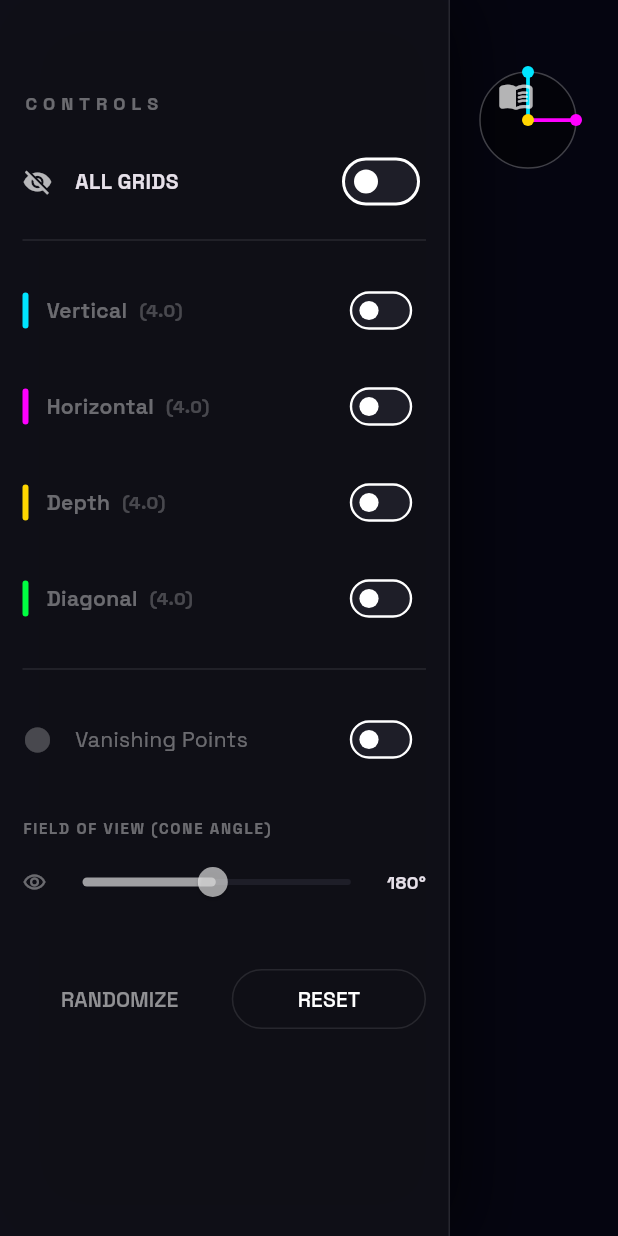
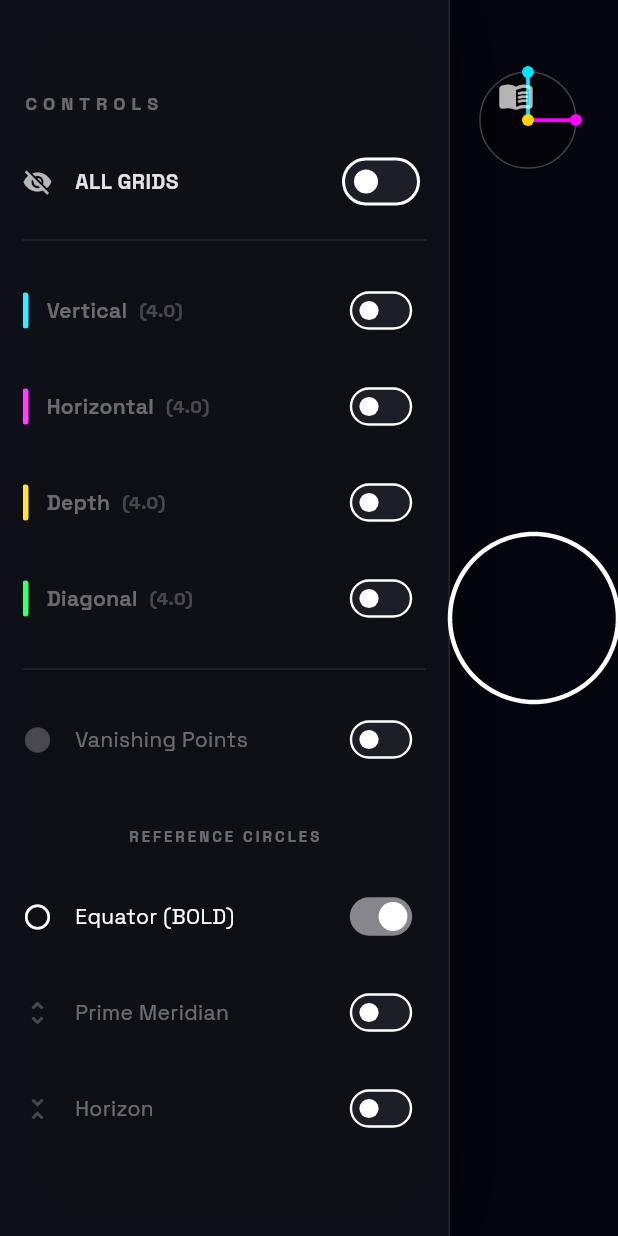
Before and after one commit to omnipolarize-del/project, a Flutter app: the screen it shows after launch, after a tap on "ALL GRIDS", on a phone screen of 412 x 824 dp. Run offline on Flutter 3.47's test engine with Material 3 defaults, Android fonts, the phone set to English and light mode, and no system bars; our stand-ins replace google_fonts.

Commit message:
Fix: compilation errors in _drawGreatCircle and update basis passing

```diff
--- a/lib/main.dart
+++ b/lib/main.dart
@@ -60,6 +60,10 @@ class _CurviGridHomePageState extends State<CurviGridHomePage> {
   double densityH = 4.0;
   double densityD = 4.0;
   double densityDiag = 4.0;
+
+  bool showEquator = true;
+  bool showMeridian = false;
+  bool showHorizon = false;
 
   // Cache object that pre-generates and holds the raw 3D lines
   late GridGeometryLayer layerManager;
@@ -131,7 +135,7 @@ class _CurviGridHomePageState extends State<CurviGridHomePage> {
                         }
                         // Pinch to zoom (FOV manipulation)
                         else {
-                          fov = (_baseFov / details.scale).clamp(60.0, 180.0);
+                          fov = (_baseFov / details.scale).clamp(10.0, 360.0);
                         }
                       });
                     },
@@ -150,6 +154,9 @@ class _CurviGridHomePageState extends State<CurviGridHomePage> {
                         yaw: yaw,
                         pitch: pitch,
                         fov: fov,
+                        showEquator: showEquator,
+                        showMeridian: showMeridian,
+                        showHorizon: showHorizon,
                       ),
                       child: Container(),
                     ),
@@ -218,13 +225,21 @@ class _CurviGridHomePageState extends State<CurviGridHomePage> {
               physics: const BouncingScrollPhysics(),
               child: Column(
                 children: [
-                  _buildFamilyControl('Vertical', const Color(0xFF00E5FF), showV, densityV, (v) => showV = v, (v) => densityV = v),
-                  _buildFamilyControl('Horizontal', const Color(0xFFFF00FF), showH, densityH, (v) => showH = v, (v) => densityH = v),
-                  _buildFamilyControl('Depth', const Color(0xFFFFD600), showD, densityD, (v) => showD = v, (v) => densityD = v),
-                  _buildFamilyControl('Diagonal', const Color(0xFF00FF41), showDiag, densityDiag, (v) => showDiag = v, (v) => densityDiag = v),
+                  _buildFamilyControl('Vertical', const Color(0xFF40E9FF), showV, densityV, (v) => setState(() => showV = v), (v) => densityV = v),
+                  _buildFamilyControl('Horizontal', const Color(0xFFFF40FF), showH, densityH, (v) => setState(() => showH = v), (v) => densityH = v),
+                  _buildFamilyControl('Depth', const Color(0xFFFFE040), showD, densityD, (v) => setState(() => showD = v), (v) => densityD = v),
+                  _buildFamilyControl('Diagonal', const Color(0xFF40FF70), showDiag, densityDiag, (v) => setState(() => showDiag = v), (v) => densityDiag = v),
                   const Divider(color: Colors.white10, height: 30),
-                  _buildToggleRow('Vanishing Points', Icons.lens, Colors.white, showP, (v) => setState(() => showP = v)),
-                  const SizedBox(height: 20),
+                  _buildToggleRow('Vanishing Points', Icons.lens, Colors.white70, showP, (v) => setState(() => showP = v)),
+
+                  const SizedBox(height: 25),
+                  const Text('REFERENCE CIRCLES', style: TextStyle(letterSpacing: 2, fontSize: 10, color: Colors.white38, fontWeight: FontWeight.bold)),
+                  const SizedBox(height: 15),
+                  _buildToggleRow('Equator (BOLD)', Icons.circle_outlined, Colors.white, showEquator, (v) => setState(() => showEquator = v)),
+                  _buildToggleRow('Prime Meridian', Icons.unfold_more, Colors.white70, showMeridian, (v) => setState(() => showMeridian = v)),
+                  _buildToggleRow('Horizon', Icons.unfold_less, Colors.white70, showHorizon, (v) => setState(() => showHorizon = v)),
+
+                  const SizedBox(height: 30),
                   _buildFOVControl(),
                   const SizedBox(height: 30),
                   _buildActionButtons(),
@@ -625,6 +640,7 @@ class CurvilinearPainter extends CustomPainter {
   final List<Float32List> linesV, linesH, linesD, linesDiag;
   final bool showV, showH, showD, showDiag, showP;
   final double yaw, pitch, fov;
+  final bool showEquator, showMeridian, showHorizon;
 
   CurvilinearPainter({
     required this.linesV,
@@ -639,6 +655,9 @@ class CurvilinearPainter extends CustomPainter {
     required this.yaw,
     required this.pitch,
     required this.fov,
+    required this.showEquator,
+    required this.showMeridian,
+    required this.showHorizon,
   });
 
   @override
@@ -663,23 +682,89 @@ class CurvilinearPainter extends CustomPainter {
     // Map Max Theta boundaries (hemispherical limits inside the view frustum)
     double maxTheta = (fov / 2.0) * (math.pi / 180.0);
 
-    if (showV) _drawFamily(canvas, linesV, const Color(0xFF00E5FF), center, radius, maxTheta, vDir, right, trueUp);
-    if (showH) _drawFamily(canvas, linesH, const Color(0xFFFF00FF), center, radius, maxTheta, vDir, right, trueUp);
-    if (showD) _drawFamily(canvas, linesD, const Color(0xFFFFD600), center, radius, maxTheta, vDir, right, trueUp);
-    if (showDiag) _drawFamily(canvas, linesDiag, const Color(0xFF00FF41), center, radius, maxTheta, vDir, right, trueUp);
+    if (showV) _drawFamily(canvas, linesV, const Color(0xFF40E9FF), center, radius, maxTheta, vDir, right, trueUp);
+    if (showH) _drawFamily(canvas, linesH, const Color(0xFFFF40FF), center, radius, maxTheta, vDir, right, trueUp);
+    if (showD) _drawFamily(canvas, linesD, const Color(0xFFFFE040), center, radius, maxTheta, vDir, right, trueUp);
+    if (showDiag) _drawFamily(canvas, linesDiag, const Color(0xFF40FF70), center, radius, maxTheta, vDir, right, trueUp);
+
+    _drawReferenceCircles(canvas, center, radius, maxTheta, vDir, right, trueUp);
 
     if (showP) {
       // Directions for primary axes and diagonal family
-      _drawVanishingPoints(canvas, [vm.Vector3(0, 1, 0), vm.Vector3(0, -1, 0)], const Color(0xFF00E5FF), center, radius, maxTheta, vDir, right, trueUp);
-      _drawVanishingPoints(canvas, [vm.Vector3(1, 0, 0), vm.Vector3(-1, 0, 0)], const Color(0xFFFF00FF), center, radius, maxTheta, vDir, right, trueUp);
-      _drawVanishingPoints(canvas, [vm.Vector3(0, 0, 1), vm.Vector3(0, 0, -1)], const Color(0xFFFFD600), center, radius, maxTheta, vDir, right, trueUp);
+      _drawVanishingPoints(canvas, [vm.Vector3(0, 1, 0), vm.Vector3(0, -1, 0)], const Color(0xFF40E9FF), center, radius, maxTheta, vDir, right, trueUp);
+      _drawVanishingPoints(canvas, [vm.Vector3(1, 0, 0), vm.Vector3(-1, 0, 0)], const Color(0xFFFF40FF), center, radius, maxTheta, vDir, right, trueUp);
+      _drawVanishingPoints(canvas, [vm.Vector3(0, 0, 1), vm.Vector3(0, 0, -1)], const Color(0xFFFFE040), center, radius, maxTheta, vDir, right, trueUp);
 
       double invSqrt2 = 1.0 / math.sqrt2;
       _drawVanishingPoints(canvas, [
         vm.Vector3(invSqrt2, 0, invSqrt2), vm.Vector3(-invSqrt2, 0, -invSqrt2),
         vm.Vector3(invSqrt2, 0, -invSqrt2), vm.Vector3(-invSqrt2, 0, invSqrt2),
-      ], const Color(0xFF00FF41), center, radius, maxTheta, vDir, right, trueUp);
+      ], const Color(0xFF40FF70), center, radius, maxTheta, vDir, right, trueUp);
     }
+  }
+
+  void _drawReferenceCircles(Canvas canvas, Offset center, double radius, double maxTheta, vm.Vector3 vDir, vm.Vector3 right, vm.Vector3 trueUp) {
+    // Equator: Plane perpendicular to gaze (divides Front/Back)
+    if (showEquator) {
+      _drawGreatCircle(canvas, vDir, right, trueUp, right, trueUp, center, radius, maxTheta, Colors.white, 3.0);
+    }
+    // Prime Meridian: Vertical plane through gaze (divides Left/Right)
+    if (showMeridian) {
+      _drawGreatCircle(canvas, right, vDir, trueUp, right, trueUp, center, radius, maxTheta, Colors.white70, 1.5);
+    }
+    // Horizon: Horizontal plane through gaze (divides Up/Down)
+    if (showHorizon) {
+      _drawGreatCircle(canvas, trueUp, vDir, right, right, trueUp, center, radius, maxTheta, Colors.white70, 1.5);
+    }
+  }
+
+  void _drawGreatCircle(Canvas canvas, vm.Vector3 normal, vm.Vector3 e1, vm.Vector3 e2, vm.Vector3 right, vm.Vector3 trueUp, Offset center, double radius, double maxTheta, Color color, double strokeWidth) {
+    Path path = Path();
+    double rScale = radius / maxTheta;
+    bool started = false;
+
+    // We sample 120 points for a smooth great circle
+    const int segments = 120;
+    for (int i = 0; i <= segments; i++) {
+       double angle = (i / segments) * 2 * math.pi;
+       vm.Vector3 p = (e1 * math.cos(angle)) + (e2 * math.sin(angle));
+
+       // Use the current gaze direction to determine if point is within FOV
+       vm.Vector3 currentGaze = vm.Vector3(
+         math.sin(yaw) * math.cos(pitch),
+         math.sin(pitch),
+         math.cos(yaw) * math.cos(pitch)
+       ).normalized();
+
+       double cosT = p.dot(currentGaze);
+       double theta = math.acos(cosT.clamp(-1.0, 1.0));
+       if (theta <= maxTheta + 0.001) {
+          // Re-project based on the passed basis vectors
+          double prX = p.dot(right);
+          double prY = p.dot(trueUp);
+          double sinT = math.sqrt(prX*prX + prY*prY);
+
+          double r = theta * rScale;
+          double factor = (sinT > 0.000001) ? (r / sinT) : 0;
+          double outX = center.dx + prX * factor;
+          double outY = center.dy - prY * factor;
+
+          if (!started) {
+            path.moveTo(outX, outY);
+            started = true;
+          } else {
+            path.lineTo(outX, outY);
+          }
+       } else {
+          started = false;
+       }
+    }
+
+    canvas.drawPath(path, Paint()
+      ..color = color
+      ..style = PaintingStyle.stroke
+      ..strokeWidth = strokeWidth
+      ..isAntiAlias = true);
   }
 
   void _drawVanishingPoints(
@@ -712,9 +797,10 @@ class CurvilinearPainter extends CustomPainter {
       double sinT = math.sqrt(prX*prX + prY*prY);
 
       double r = theta * rScale;
-      // At the exact poles, sinT is 0. But for azimuthal projection, we maintain center for front and periphery for back.
-      double outX = cx + (sinT > 0.0001 ? r * (prX / sinT) : 0);
-      double outY = cy - (sinT > 0.0001 ? r * (prY / sinT) : 0);
+      // At the exact poles, sinT is 0. But for azimuthal projection, we maintain direction stability.
+      double factor = (sinT > 0.000001) ? (r / sinT) : 0;
+      double outX = cx + prX * factor;
+      double outY = cy - prY * factor;
 
       canvas.drawCircle(Offset(outX, outY), 10, glowPaint);
       canvas.drawCircle(Offset(outX, outY), 4, pointPaint);
@@ -763,8 +849,9 @@ class CurvilinearPainter extends CustomPainter {
           double sinT = math.sqrt(prX*prX + prY*prY);
 
           double r = theta * rScale;
-          double outX = cx + (sinT > 0.0001 ? r * (prX / sinT) : 0);
-          double outY = cy - (sinT > 0.0001 ? r * (prY / sinT) : 0);
+          double factor = (sinT > 0.000001) ? (r / sinT) : 0;
+          double outX = cx + prX * factor;
+          double outY = cy - prY * factor;
 
           if (!pathStarted) {
             // INTERPOLATION FIX: Crossing FOV boundary
@@ -780,8 +867,9 @@ class CurvilinearPainter extends CustomPainter {
               double eSinT = math.sqrt(ePrX*ePrX + ePrY*ePrY);
 
               double eR = radius; // Bound on the frame edge
-              double eOutX = cx + (eSinT > 0.0001 ? eR * (ePrX / eSinT) : 0);
-              double eOutY = cy - (eSinT > 0.0001 ? eR * (ePrY / eSinT) : 0);
+              double eFactor = (eSinT > 0.000001) ? (eR / eSinT) : 0;
+              double eOutX = cx + ePrX * eFactor;
+              double eOutY = cy - ePrY * eFactor;
               path.moveTo(eOutX, eOutY);
             } else {
               path.moveTo(outX, outY);
@@ -803,8 +891,9 @@ class CurvilinearPainter extends CustomPainter {
             double eSinT = math.sqrt(ePrX*ePrX + ePrY*ePrY);
 
             double eR = radius;
-            double eOutX = cx + (eSinT > 0.0001 ? eR * (ePrX / eSinT) : 0);
-            double eOutY = cy - (eSinT > 0.0001 ? eR * (ePrY / eSinT) : 0);
+            double eFactor = (eSinT > 0.000001) ? (eR / eSinT) : 0;
+            double eOutX = cx + ePrX * eFactor;
+            double eOutY = cy - ePrY * eFactor;
             path.lineTo(eOutX, eOutY);
             pathStarted = false;
           }
```
